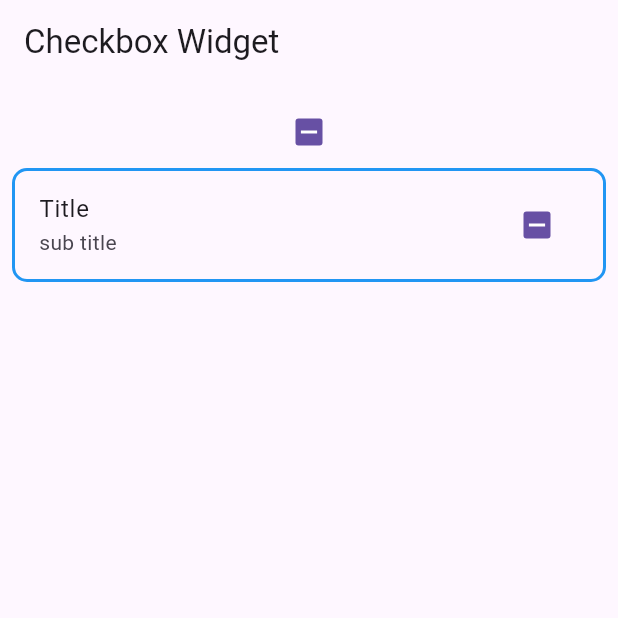
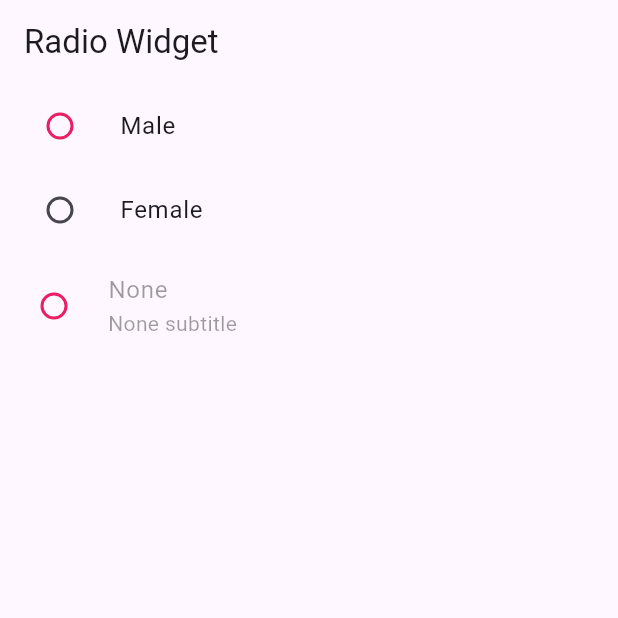
Before and after one commit to rddewan/flutter-beginner-course, a Flutter app: the screen it shows after launch, on a phone screen of 412 x 824 dp, the top half of it. Run offline on Flutter 3.47's test engine with Material 3 defaults, Android fonts, the phone set to English and light mode, and no system bars.

Commit message:
radio widget

```diff
--- a/flutter_basic/lib/main.dart
+++ b/flutter_basic/lib/main.dart
@@ -2,6 +2,7 @@ import 'package:flutter/material.dart';
 import 'package:flutter_basic/screen/home_screen.dart';
 import 'package:flutter_basic/screen/widget/home/checkbox_widget.dart';
 import 'package:flutter_basic/screen/widget/home/grid_view_widget.dart';
+import 'package:flutter_basic/screen/widget/home/radio_widget.dart';
 import 'package:flutter_basic/screen/widget/home/stack_widget.dart';
 
 void main() {
@@ -17,7 +18,8 @@ class MainApp extends StatelessWidget {
       // home: HomeScreen()
       // home: GridViewWidget()
       // home: StackWidget()
-      home: CheckboxWidget(),
+      // home: CheckboxWidget(),
+      home: RadioWidget(),
     );
   }
 }
--- /dev/null
+++ b/flutter_basic/lib/screen/widget/home/radio_widget.dart
@@ -0,0 +1,82 @@
+
+
+import 'package:flutter/material.dart';
+import 'package:flutter/widgets.dart';
+
+class RadioWidget extends StatefulWidget {
+  const RadioWidget({super.key});
+
+  @override
+  State<StatefulWidget> createState() => _RadioStateWidget();
+}
+
+class _RadioStateWidget extends State<RadioWidget> {
+  bool _isDisabled = true;
+
+  String groupValue = 'gender';
+
+  @override
+  Widget build(BuildContext context) {
+   return Scaffold(
+    appBar: AppBar(title: const Text('Radio Widget')),
+    body: Column(
+      children: [
+        ListTile(
+          title: const Text('Male'),
+          leading: Radio.adaptive(
+            value: 'male',
+            groupValue: groupValue,
+            activeColor: Colors.green,
+            fillColor: MaterialStateProperty.resolveWith((states) {
+              if (states.contains(MaterialState.disabled)) {
+                return Colors.pink;
+              }
+              return null;
+            }),
+            onChanged: _isDisabled ? null : (value) {
+              setState(() {
+                groupValue = value.toString();
+              });
+
+            },
+          ),
+        ),
+        ListTile(
+         title: const Text('Female'),
+        leading: Radio.adaptive(
+            value: 'female',
+            groupValue: groupValue,
+            onChanged: (value) {
+              setState(() {
+                groupValue = value!;
+              });
+
+            },
+          ),
+        ),
+
+        RadioListTile.adaptive(
+          title: const Text('None'),
+          subtitle: const Text('None subtitle'),
+          value: 'none',
+          groupValue: groupValue,
+          activeColor: Colors.green,
+          fillColor: MaterialStateProperty.resolveWith((states) {
+            if (states.contains(MaterialState.disabled)) {
+              return Colors.pink;
+            }
+            return null;
+          }),
+          onChanged: _isDisabled ? null : (value) {
+            setState(() {
+              groupValue = value.toString();
+            });
+
+          },
+        ),
+      ],
+    ),
+   );
+  }
+
+}
```
